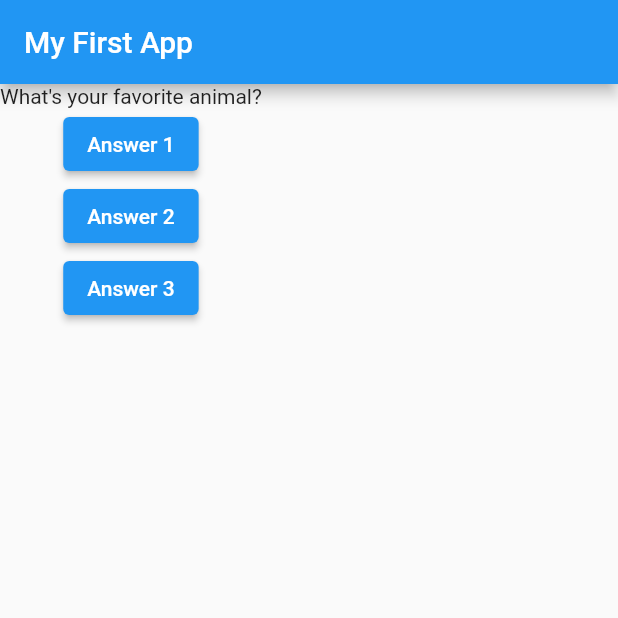
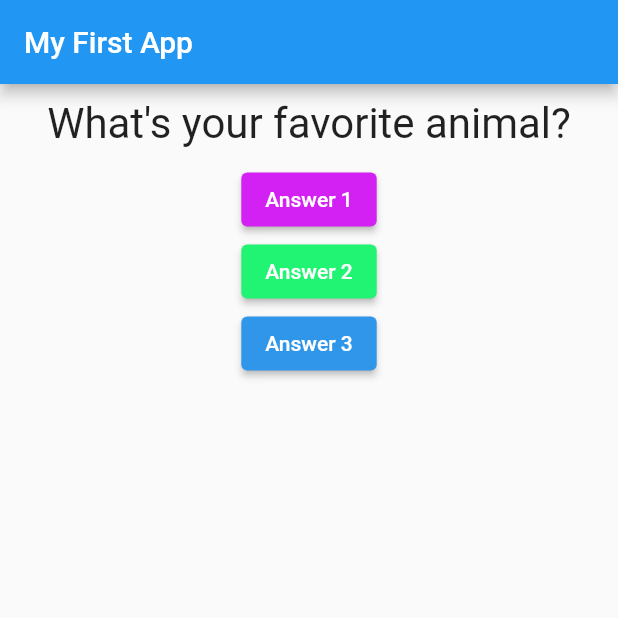
Before and after one commit to relandboyle/Academind-Flutter-Course, a Flutter app: the screen it shows after launch, after a tap on "Answer 1", on a phone screen of 412 x 824 dp, the top half of it. Run offline on Flutter 3.47's test engine with Material 2 defaults, Android fonts, the phone set to English and light mode, and no system bars.

Commit message:
Button and Text styles

```diff
--- a/lib/main.dart
+++ b/lib/main.dart
@@ -1,23 +1,24 @@
 import 'package:flutter/material.dart';
+
+import './question.dart';
 
 void main() => runApp(MyApp());
 
 class MyApp extends StatefulWidget {
   @override
   State<StatefulWidget> createState() {
-    // TODO: implement createState
-    return MyAppState();
+    return _MyAppState();
   }
 }
 
-class MyAppState extends State<MyApp> {
-  var questionIndex = 0;
+class _MyAppState extends State<MyApp> {
+  var _questionIndex = 0;
 
   void answerQuestion() {
     setState(() {
-      questionIndex = questionIndex + 1;
+      _questionIndex = _questionIndex + 1;
     });
-    print(questionIndex);
+    print(_questionIndex);
   }
 
   @override
@@ -33,22 +34,32 @@ class MyAppState extends State<MyApp> {
         ),
         body: Column(
           children: [
-            Text(
-              questions[questionIndex],
+            Question(
+              questions[_questionIndex],
             ),
             ElevatedButton(
+              style: ButtonStyle(
+                backgroundColor: MaterialStateProperty.all(
+                    Color.fromARGB(255, 212, 33, 243)),
+              ),
               child: Text('Answer 1'),
               onPressed: answerQuestion,
             ),
             ElevatedButton(
+              style: ButtonStyle(
+                backgroundColor: MaterialStateProperty.all(
+                    Color.fromARGB(255, 33, 243, 114)),
+              ),
               child: Text('Answer 2'),
-              onPressed: () => print('Answer 2 chosen!'),
+              onPressed: answerQuestion,
             ),
             ElevatedButton(
+              style: ButtonStyle(
+                backgroundColor: MaterialStateProperty.all(
+                    Color.fromARGB(255, 47, 150, 234)),
+              ),
               child: Text('Answer 3'),
-              onPressed: () {
-                print('Answer 3 chosen!');
-              },
+              onPressed: answerQuestion,
             ),
           ],
         ),
--- /dev/null
+++ b/lib/question.dart
@@ -0,0 +1,20 @@
+import 'package:flutter/material.dart';
+
+class Question extends StatelessWidget {
+  final String questionText;
+
+  Question(this.questionText);
+
+  @override
+  Widget build(BuildContext context) {
+    return Container(
+      width: double.infinity,
+      margin: EdgeInsets.all(10),
+      child: Text(
+        questionText,
+        style: TextStyle(fontSize: 28),
+        textAlign: TextAlign.center,
+      ),
+    );
+  }
+}
```
